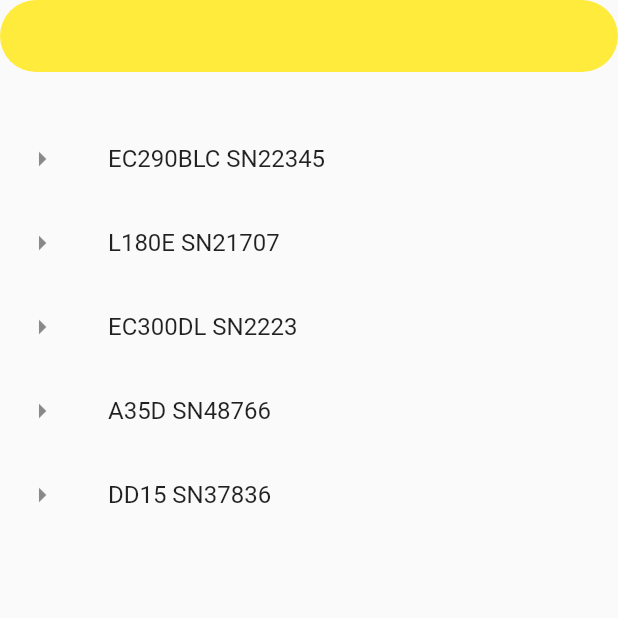
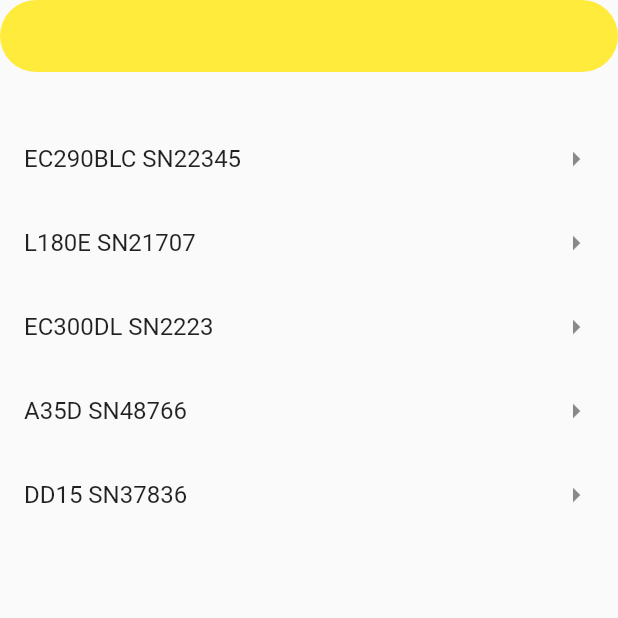
Before and after one commit to RoyHob/amt_vol, a Flutter app: the EngineSearch screen opened by its route, on a phone screen of 412 x 824 dp, the top half of it. Run offline on Flutter 3.47's test engine with Material 2 defaults, Android fonts, the phone set to English and light mode, and no system bars.

```diff
--- a/lib/ui/screens/engine_search.dart
+++ b/lib/ui/screens/engine_search.dart
@@ -41,7 +41,7 @@ class _EngineSearchState extends State<EngineSearch> {
                   Expanded(
                     child: ListTile(
                       title: Text(engineList[index]),
-                      leading: Icon(Icons.arrow_right),
+                      trailing: Icon(Icons.arrow_right),
                     ),
                   )
                 ],
```
Also changed, not shown: 1 other file.
